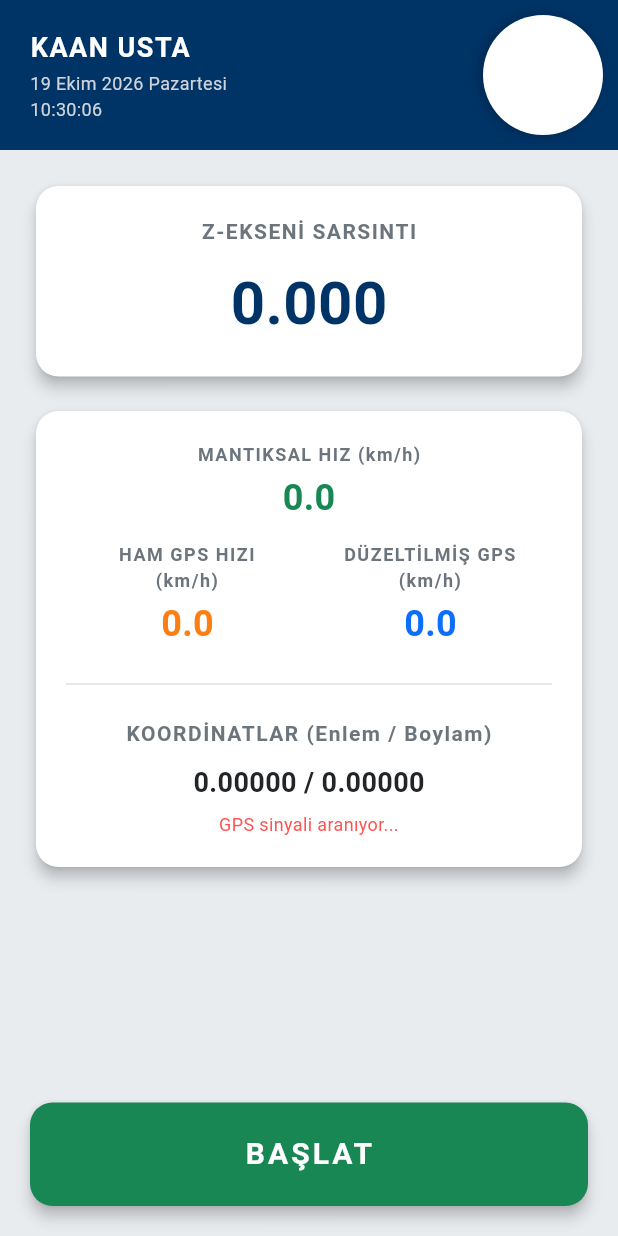
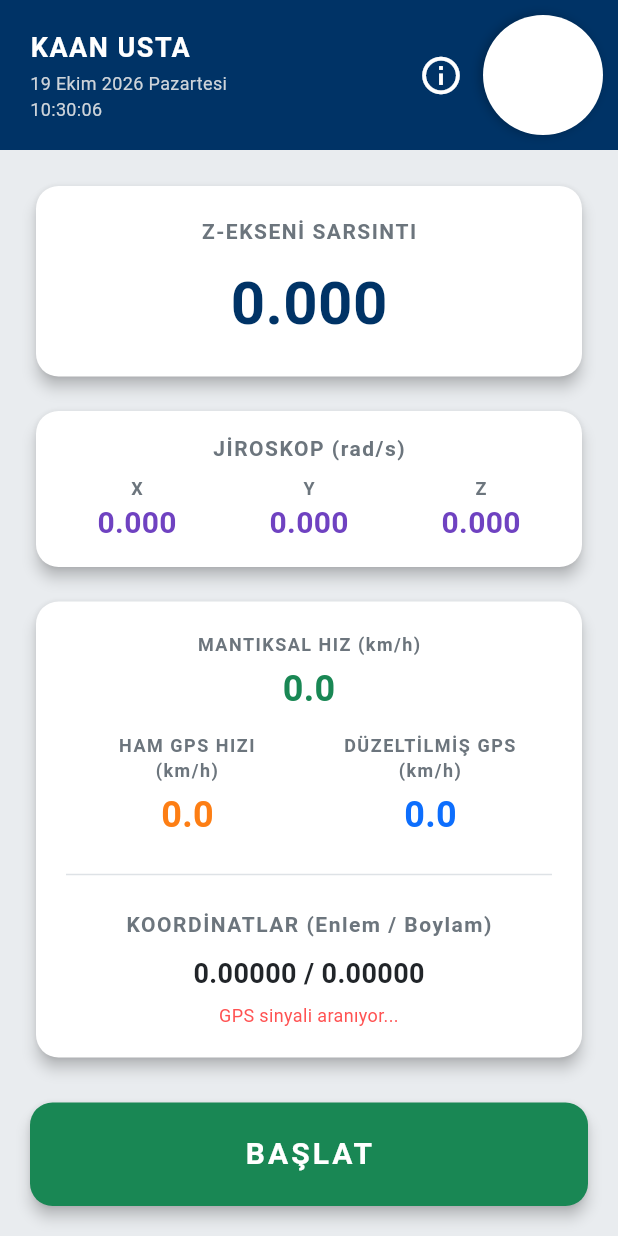
Before and after one commit to UirosRios/kaan-usta, a Flutter app: the screen it shows after launch, on a phone screen of 412 x 824 dp. Run offline on Flutter 3.47's test engine with Material 3 defaults, Android fonts, the phone set to English and light mode, and no system bars; our stand-ins replace geolocator, sensors_plus, share_plus, wakelock_plus; network calls fail.

Commit message:
Jiroskop ölçümü ve Hakkında / Teknik Bilgi sayfası
Jiroskop ~50 Hz okunur, ana ekranda X/Y/Z açısal hız gösterilir ve
CSV'ye 0,5 sn pencere başına eksen ortalamaları ile en büyük bileşke
açısal hız yazılır. Başlıktaki bilgi simgesi, kullanılan sensörleri
ve kayıt yöntemini anlatan sayfayı açar. Kartlar küçük ekranlar için
kaydırılabilir hale getirildi.

Co-Authored-By: Claude Opus 5.5 <noreply@anthropic.com>
Claude-Session: https://claude.ai/code/session_01FvWZMbA4BccxjfAmfRcXCL

```diff
--- a/lib/main.dart
+++ b/lib/main.dart
@@ -8,6 +8,7 @@ import 'package:sensors_plus/sensors_plus.dart';
 import 'package:path_provider/path_provider.dart';
 import 'package:share_plus/share_plus.dart';
 import 'package:wakelock_plus/wakelock_plus.dart';
+import 'about_page.dart';
 
 void main() {
   runApp(const MyApp());
@@ -35,6 +36,8 @@ class SensorDashboard extends StatefulWidget {
 class _SensorDashboardState extends State<SensorDashboard> {
   // Sensör ve Veri Değişkenleri
   double zAxis = 0.0;
+  double gyroX = 0.0, gyroY = 0.0, gyroZ = 0.0; // Jiroskop açısal hızı (rad/s)
+  bool gyroAvailable = true;
   double currentLat = 0.0;
   double currentLon = 0.0;
   double currentSpeed = 0.0; // Mantıksal (Ölü Bölge Filtreli) Hız
@@ -50,6 +53,8 @@ class _SensorDashboardState extends State<SensorDashboard> {
   // İvmeölçer ~50 Hz okunur; pencere başına istatistik çıkarılır ki
   // 2 Hz kayıtta tek anlık değer alınmasından doğan örtüşme (aliasing) olmasın.
   final List<double> _zWindow = [];
+  // Aynı pencere içindeki jiroskop örnekleri [x, y, z]
+  final List<List<double>> _gyroWindow = [];
 
   // Zamanlayıcı ve Veri Kayıt Değişkenleri
   String _liveDate = "Tarih Yükleniyor...";
@@ -65,6 +70,7 @@ class _SensorDashboardState extends State<SensorDashboard> {
   StreamSubscription<dynamic>? rawGpsSubscription;
   StreamSubscription<Position>? geoSubscription;
   StreamSubscription<AccelerometerEvent>? accelSubscription;
+  StreamSubscription<GyroscopeEvent>? gyroSubscription;
 
   @override
   void initState() {
@@ -100,6 +106,18 @@ class _SensorDashboardState extends State<SensorDashboard> {
     accelSubscription = accelerometerEventStream(samplingPeriod: SensorInterval.gameInterval).listen((AccelerometerEvent event) {
       zAxis = event.z;
       if (isRecording) _zWindow.add(event.z);
+    });
+
+    // Jiroskop (açısal hız) Sensörünü Başlat - ivmeölçerle aynı hızda (~50 Hz)
+    // Telefonun tutucuda eğilmesi / dönmesi bu sensörle izlenir
+    gyroSubscription = gyroscopeEventStream(samplingPeriod: SensorInterval.gameInterval).listen((GyroscopeEvent event) {
+      gyroX = event.x;
+      gyroY = event.y;
+      gyroZ = event.z;
+      if (isRecording) _gyroWindow.add([event.x, event.y, event.z]);
+    }, onError: (Object e) {
+      // Bazı ucuz telefonlarda jiroskop bulunmaz
+      if (mounted) setState(() => gyroAvailable = false);
     });
 
     // Konum servisi (GPS) açık mı?
@@ -176,8 +194,11 @@ class _SensorDashboardState extends State<SensorDashboard> {
     // Her yeni kayıtta listeyi temizle ve teze uygun CSV Başlıklarını ekle
     recordedData.clear();
     _zWindow.clear();
+    _gyroWindow.clear();
     recordedData.add("Tarih_Saat,Enlem,Boylam,Mantiksal_Hiz_kmh,Ham_Hiz_kmh,Duzeltilmis_GPS_Hiz_kmh,Z_Ekseni,"
-        "Z_Ort,Z_RMS_Dinamik,Z_Min,Z_Max,Z_Ornek_Sayisi,GPS_Dogruluk_m,GPS_Yasi_s,Duzeltilmis_GPS_Yasi_s");
+        "Z_Ort,Z_RMS_Dinamik,Z_Min,Z_Max,Z_Ornek_Sayisi,"
+        "Jiro_X_Ort,Jiro_Y_Ort,Jiro_Z_Ort,Jiro_Max_Bileske,"
+        "GPS_Dogruluk_m,GPS_Yasi_s,Duzeltilmis_GPS_Yasi_s");
 
     // Saniyede 2 kez (500 milisaniye) veri örnekleme
     _recordTimer = Timer.periodic(const Duration(milliseconds: 500), (timer) {
@@ -198,6 +219,20 @@ class _SensorDashboardState extends State<SensorDashboard> {
         zMax = samples.reduce(max);
       }
 
+      // Pencere içindeki jiroskop istatistikleri (rad/s): eksen ortalamaları ve en büyük bileşke açısal hız
+      // Jiroskop yoksa sütunlar boş bırakılır
+      final gyroSamples = List<List<double>>.from(_gyroWindow);
+      _gyroWindow.clear();
+      String gyroCols = ",,,";
+      if (gyroSamples.isNotEmpty) {
+        final n = gyroSamples.length;
+        final double gxMean = gyroSamples.map((g) => g[0]).reduce((a, b) => a + b) / n;
+        final double gyMean = gyroSamples.map((g) => g[1]).reduce((a, b) => a + b) / n;
+        final double gzMean = gyroSamples.map((g) => g[2]).reduce((a, b) => a + b) / n;
+        final double gMax = gyroSamples.map((g) => sqrt(g[0] * g[0] + g[1] * g[1] + g[2] * g[2])).reduce(max);
+        gyroCols = "${gxMean.toStringAsFixed(4)},${gyMean.toStringAsFixed(4)},${gzMean.toStringAsFixed(4)},${gMax.toStringAsFixed(4)}";
+      }
+
       // Son GPS konumundan bu yana geçen süre (GPS kesilirse eski konum tekrarlanır, bu sütunla ayıklanabilir)
       final String gpsAge = lastFixTime == null ? "" : (DateTime.now().difference(lastFixTime!).inMilliseconds / 1000).toStringAsFixed(1);
       final String fusedAge = lastFusedFixTime == null ? "" : (DateTime.now().difference(lastFusedFixTime!).inMilliseconds / 1000).toStringAsFixed(1);
@@ -205,7 +240,7 @@ class _SensorDashboardState extends State<SensorDashboard> {
       // O anki sensör verilerini CSV formatında virgülle ayırarak kaydet
       String timestamp = DateTime.now().toString();
       String row = "$timestamp,${currentLat.toStringAsFixed(6)},${currentLon.toStringAsFixed(6)},${currentSpeed.toStringAsFixed(2)},${currentRawSpeed.toStringAsFixed(2)},${currentFusedSpeed.toStringAsFixed(2)},${zAxis.toStringAsFixed(4)},"
-          "${zMean.toStringAsFixed(4)},${zRms.toStringAsFixed(4)},${zMin.toStringAsFixed(4)},${zMax.toStringAsFixed(4)},${samples.length},${currentAccuracy.toStringAsFixed(1)},$gpsAge,$fusedAge";
+          "${zMean.toStringAsFixed(4)},${zRms.toStringAsFixed(4)},${zMin.toStringAsFixed(4)},${zMax.toStringAsFixed(4)},${samples.length},$gyroCols,${currentAccuracy.toStringAsFixed(1)},$gpsAge,$fusedAge";
       recordedData.add(row);
     });
   }
@@ -247,6 +282,7 @@ class _SensorDashboardState extends State<SensorDashboard> {
     rawGpsSubscription?.cancel();
     geoSubscription?.cancel();
     accelSubscription?.cancel();
+    gyroSubscription?.cancel();
     WakelockPlus.disable();
     super.dispose();
   }
@@ -279,6 +315,15 @@ class _SensorDashboardState extends State<SensorDashboard> {
                       Text(_liveTime, style: const TextStyle(color: Color(0xFFCED4DA), fontSize: 12)),
                     ],
                   ),
+                  Row(
+                    children: [
+                      // Hakkında / Teknik Bilgi sayfası
+                      IconButton(
+                        icon: const Icon(Icons.info_outline, color: Colors.white, size: 30),
+                        tooltip: 'Hakkında / Teknik Bilgi',
+                        onPressed: () => Navigator.of(context).push(MaterialPageRoute(builder: (_) => const AboutPage())),
+                      ),
+                      const SizedBox(width: 4),
                   Container(
                     width: 80,
                     height: 80,
@@ -297,6 +342,8 @@ class _SensorDashboardState extends State<SensorDashboard> {
                       ),
                     ),
                   ),
+                    ],
+                  ),
                 ],
               ),
             ),
@@ -308,6 +355,12 @@ class _SensorDashboardState extends State<SensorDashboard> {
                 child: Column(
                   crossAxisAlignment: CrossAxisAlignment.stretch,
                   children: [
+                    // Kartlar küçük ekranlarda kaydırılabilir, düğme her zaman altta görünür
+                    Expanded(
+                      child: SingleChildScrollView(
+                        child: Column(
+                          crossAxisAlignment: CrossAxisAlignment.stretch,
+                          children: [
                     // Z-Ekseni Kartı
                     Card(
                       elevation: 4,
@@ -323,6 +376,42 @@ class _SensorDashboardState extends State<SensorDashboard> {
                               zAxis.toStringAsFixed(3),
                               style: const TextStyle(fontSize: 40, fontWeight: FontWeight.bold, color: Color(0xFF003366))
                             ),
+                          ],
+                        ),
+                      ),
+                    ),
+                    const SizedBox(height: 15),
+
+                    // Jiroskop Kartı (açısal hız, rad/s)
+                    Card(
+                      elevation: 4,
+                      shape: RoundedRectangleBorder(borderRadius: BorderRadius.circular(15)),
+                      color: Colors.white,
+                      child: Padding(
+                        padding: const EdgeInsets.symmetric(vertical: 15, horizontal: 10),
+                        child: Column(
+                          children: [
+                            const Text('JİROSKOP (rad/s)', style: TextStyle(fontSize: 14, color: Color(0xFF6C757D), fontWeight: FontWeight.bold, letterSpacing: 1)),
+                            const SizedBox(height: 8),
+                            if (!gyroAvailable)
+                              const Text('Bu telefonda jiroskop yok', style: TextStyle(fontSize: 14, color: Colors.redAccent))
+                            else
+                              Row(
+                                children: [
+                                  for (final (label, value) in [('X', gyroX), ('Y', gyroY), ('Z', gyroZ)])
+                                    Expanded(
+                                      child: Column(
+                                        children: [
+                                          Text(label, style: const TextStyle(fontSize: 12, color: Color(0xFF6C757D), fontWeight: FontWeight.bold)),
+                                          Text(
+                                            value.toStringAsFixed(3),
+                                            style: const TextStyle(fontSize: 20, fontWeight: FontWeight.bold, color: Color(0xFF6F42C1))
+                                          ),
+                                        ],
+                                      ),
+                                    ),
+                                ],
+                              ),
                           ],
                         ),
                       ),
@@ -401,7 +490,11 @@ class _SensorDashboardState extends State<SensorDashboard> {
                       ),
                     ),
 
-                    const Spacer(),
+                          ],
+                        ),
+                      ),
+                    ),
+                    const SizedBox(height: 15),
 
                     // BAŞLAT / DURDUR Butonu
                     ElevatedButton(
```
Also changed, not shown: lib/about_page.dart (added, +157 -0 lines), 1 other file.
